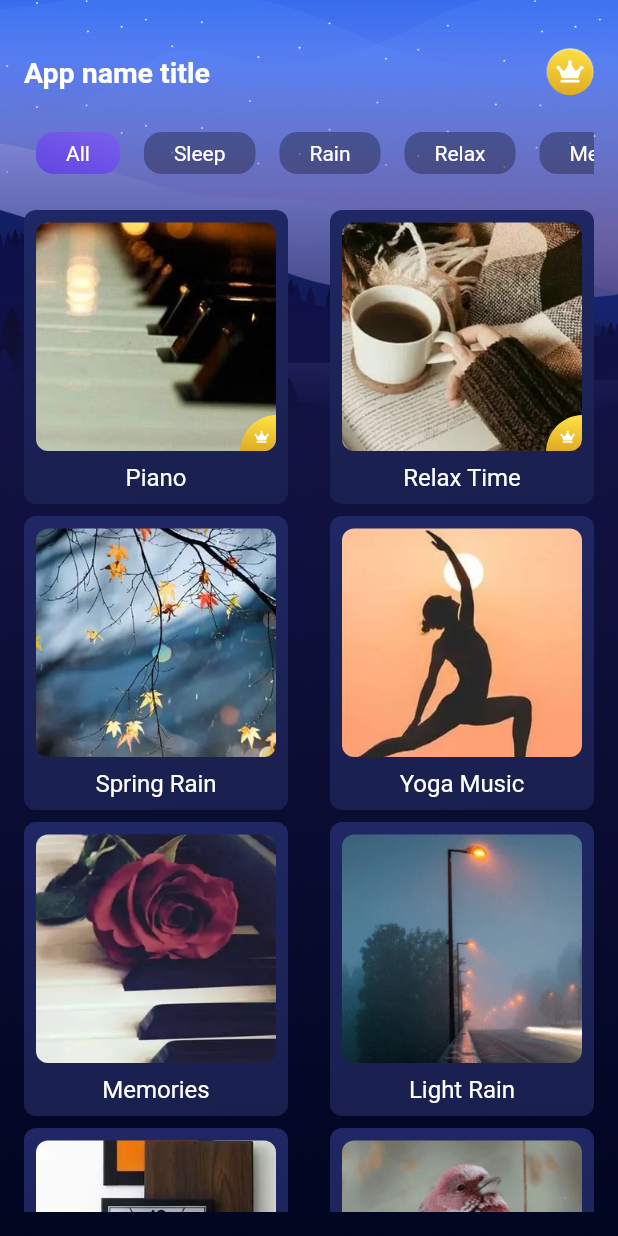
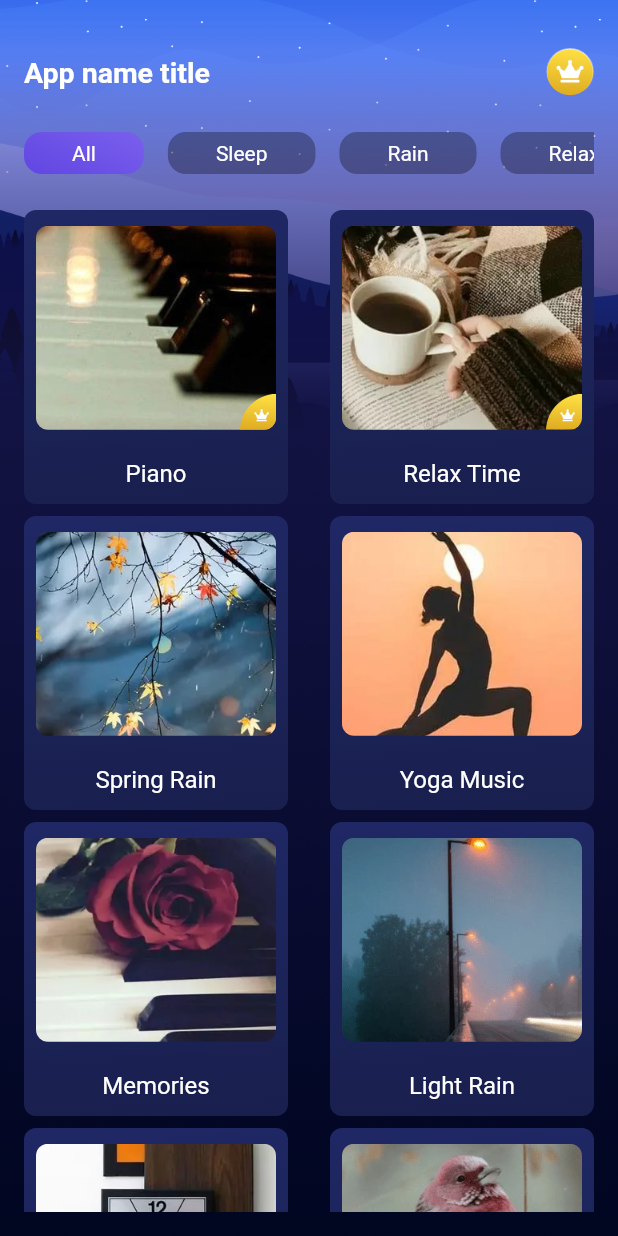
Before and after one commit to ntkien26/rain-sounds, a Flutter app: the RelaxScreen screen opened directly, on a phone screen of 412 x 824 dp. Run offline on Flutter 3.47's test engine with Material 2 defaults, Android fonts, the phone set to English and light mode, and no system bars; drawn by our look-alikes of scrollable_positioned_list; our stand-ins replace badges, cached_network_image, dio, dots_indicator, equatable, flutter_bloc and 14 more; accounts and stored records are empty; generated files the repository leaves out were written again.

Commit message:
update relax sound srceen

```diff
--- a/lib/presentation/screens/sleep/relax_screen.dart
+++ b/lib/presentation/screens/sleep/relax_screen.dart
@@ -194,21 +194,25 @@ class _RelaxScreenState extends State<RelaxScreen>
         itemScrollController.jumpTo(index: index);
       },
       child: Container(
-        padding: const EdgeInsets.symmetric(horizontal: 20),
-        margin: const EdgeInsets.symmetric(horizontal: 8),
+        padding: const EdgeInsets.symmetric(horizontal: 32),
+        margin: index == 0
+            ? const EdgeInsets.symmetric(horizontal: 8).copyWith(left: 0)
+            : const EdgeInsets.symmetric(horizontal: 8),
         decoration: BoxDecoration(
           borderRadius: const BorderRadius.all(Radius.circular(12)),
           gradient: LinearGradient(
             begin: Alignment.bottomLeft,
             end: Alignment.topRight,
             transform: const GradientRotation(5.50),
-            colors: _selectedIndex == index ? [
-              k5C40DF,
-              k7F65F0,
-            ] : [
-              Colors.black.withOpacity(0.3),
-              Colors.black.withOpacity(0.3),
-            ],
+            colors: _selectedIndex == index
+                ? [
+                    k5C40DF,
+                    k7F65F0,
+                  ]
+                : [
+                    Colors.black.withOpacity(0.3),
+                    Colors.black.withOpacity(0.3),
+                  ],
           ),
         ),
         child: Center(
--- a/lib/presentation/screens/sleep/widget/category_mix_page.dart
+++ b/lib/presentation/screens/sleep/widget/category_mix_page.dart
@@ -289,7 +289,7 @@ class _MixItemState extends State<MixItem> {
             Stack(
               children: [
                 Container(
-                  height: size.height * 0.185,
+                  height: size.height * 0.165,
                   decoration: BoxDecoration(
                     image: DecorationImage(
                         image: AssetImage(
@@ -300,7 +300,7 @@ class _MixItemState extends State<MixItem> {
                 ),
                 if (widget.mix.premium == true && !appCache.isPremiumMember())
                   SizedBox(
-                    height: size.height * 0.185,
+                    height: size.height * 0.165,
                     child: Align(
                       alignment: Alignment.bottomRight,
                       child: ClipRRect(
@@ -318,7 +318,7 @@ class _MixItemState extends State<MixItem> {
               ],
             ),
             const SizedBox(
-              height: 8,
+              height: 20,
             ),
             Text(
               widget.mix.name ?? '',
```
